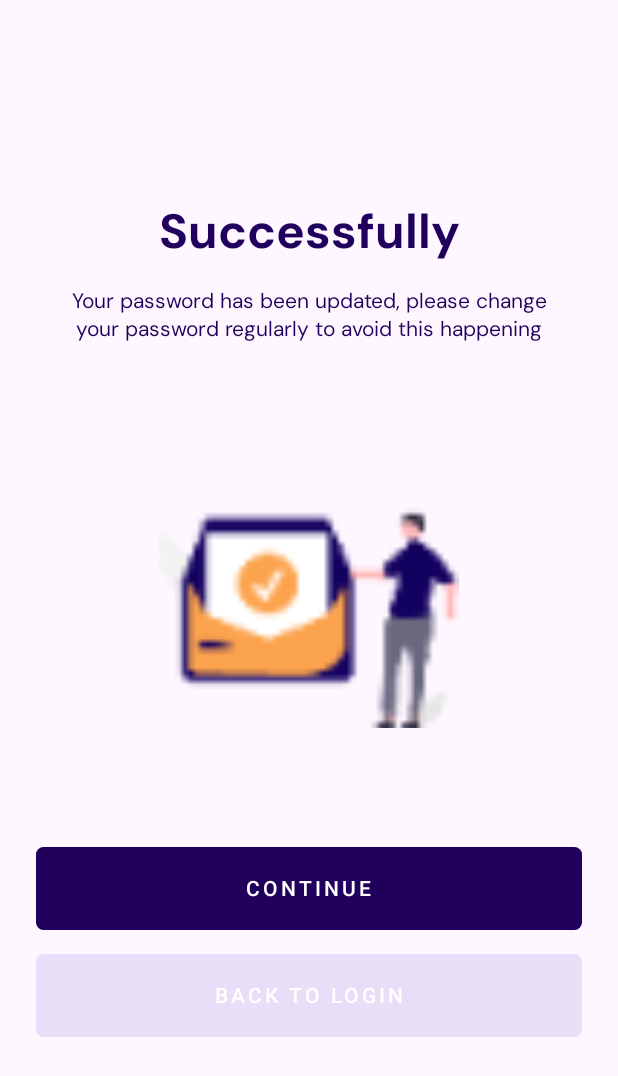
After one commit to anhtp22it/job-finder-android, an Android app built with Jetpack Compose: the Success screen opened through its navigation route, on a phone screen of 412 x 824 dp. The commit adds this screen. Shown: the top 1076 px of the screen. Run offline under Robolectric (Android 15) with nearby library versions, the light colour scheme and no system bars.

Commit message:
view: Success

```diff
--- a/app/src/main/java/com/tpanh/jobfinder/navigation/JobFinderNavigation.kt
+++ b/app/src/main/java/com/tpanh/jobfinder/navigation/JobFinderNavigation.kt
@@ -17,6 +17,7 @@ import com.tpanh.jobfinder.screens.LanguageScreen
 import com.tpanh.jobfinder.screens.Login
 import com.tpanh.jobfinder.screens.OnBoarding
 import com.tpanh.jobfinder.screens.SignUp
+import com.tpanh.jobfinder.screens.Success
 
 @Composable
 fun JobFinderNavigation(
@@ -63,6 +64,14 @@ fun JobFinderNavigation(
             )
         }
 
+        composable(JobFinderScreen.Success.name) {
+            Success(
+                navigateToLogin = {
+                    navController.navigate(JobFinderScreen.Login.name)
+                }
+            )
+        }
+
         composable(JobFinderScreen.AddEducation.name) {
             AddEducation()
         }
--- a/app/src/main/java/com/tpanh/jobfinder/navigation/JobFinderScreen.kt
+++ b/app/src/main/java/com/tpanh/jobfinder/navigation/JobFinderScreen.kt
@@ -5,6 +5,7 @@ enum class JobFinderScreen {
     Login,
     SignUp,
     ForgotPassword,
+    Success,
     Home,
     AddEducation,
     AddSkill,
--- /dev/null
+++ b/app/src/main/java/com/tpanh/jobfinder/screens/Success.kt
@@ -0,0 +1,105 @@
+package com.tpanh.jobfinder.screens
+
+import androidx.compose.foundation.Image
+import androidx.compose.foundation.layout.Arrangement
+import androidx.compose.foundation.layout.Column
+import androidx.compose.foundation.layout.Spacer
+import androidx.compose.foundation.layout.fillMaxSize
+import androidx.compose.foundation.layout.fillMaxWidth
+import androidx.compose.foundation.layout.height
+import androidx.compose.foundation.layout.padding
+import androidx.compose.foundation.layout.size
+import androidx.compose.foundation.shape.RoundedCornerShape
+import androidx.compose.material3.Button
+import androidx.compose.material3.ButtonDefaults
+import androidx.compose.material3.MaterialTheme
+import androidx.compose.material3.Surface
+import androidx.compose.material3.Text
+import androidx.compose.runtime.Composable
+import androidx.compose.ui.Alignment
+import androidx.compose.ui.Modifier
+import androidx.compose.ui.res.painterResource
+import androidx.compose.ui.text.font.FontWeight
+import androidx.compose.ui.text.style.TextAlign
+import androidx.compose.ui.tooling.preview.Preview
+import androidx.compose.ui.unit.dp
+import androidx.compose.ui.unit.sp
+import androidx.lifecycle.viewmodel.compose.viewModel
+import com.tpanh.jobfinder.R
+import com.tpanh.jobfinder.viewmodel.ForgotPasswordViewModel
+
+@Composable
+fun Success(
+    navigateToLogin: () -> Unit = { },
+    forgotPasswordViewModel: ForgotPasswordViewModel = viewModel()
+) {
+    Column(
+        modifier = Modifier
+            .fillMaxSize()
+            .padding(horizontal = 24.dp),
+        verticalArrangement = Arrangement.Center,
+        horizontalAlignment = Alignment.CenterHorizontally
+    ) {
+        Text(
+            text = "Successfully",
+            textAlign = TextAlign.Center,
+            fontSize = 32.sp,
+            color = MaterialTheme.colorScheme.onPrimaryContainer,
+            fontWeight = FontWeight.Bold,
+            modifier = Modifier.fillMaxWidth()
+        )
+        Spacer(modifier = Modifier.height(16.dp))
+        Text(
+            text = "Your password has been updated, please change your password regularly to avoid this happening",
+            textAlign = TextAlign.Center,
+            modifier = Modifier.padding(horizontal = 8.dp),
+            color = MaterialTheme.colorScheme.onPrimaryContainer,
+        )
+        Spacer(modifier = Modifier.height(72.dp))
+        Image(
+            painter = painterResource(id = R.drawable.success),
+            contentDescription = "success",
+            modifier = Modifier.size(200.dp)
+        )
+        Spacer(modifier = Modifier.height(64.dp))
+        Button(
+            modifier = Modifier
+                .fillMaxWidth()
+                .height(55.dp),
+            colors = ButtonDefaults.buttonColors(
+                containerColor = MaterialTheme.colorScheme.onPrimaryContainer,
+            ),
+            shape = RoundedCornerShape(5.dp),
+            onClick = { forgotPasswordViewModel.openYourEmail() }
+        ) {
+            Text(
+                text = "CONTINUE",
+                letterSpacing = 2.sp,
+            )
+        }
+        Spacer(modifier = Modifier.height(16.dp))
+        Button(
+            modifier = Modifier
+                .fillMaxWidth()
+                .height(55.dp),
+            colors = ButtonDefaults.buttonColors(
+                containerColor = MaterialTheme.colorScheme.secondaryContainer,
+            ),
+            shape = RoundedCornerShape(5.dp),
+            onClick = { navigateToLogin() }
+        ) {
+            Text(
+                text = "BACK TO LOGIN",
+                letterSpacing = 2.sp,
+            )
+        }
+    }
+}
+
+@Preview
+@Composable
+fun SuccessPreview() {
+    Surface {
+        Success()
+    }
+}
--- a/app/src/main/java/com/tpanh/jobfinder/viewmodel/ForgotPasswordViewModel.kt
+++ b/app/src/main/java/com/tpanh/jobfinder/viewmodel/ForgotPasswordViewModel.kt
@@ -19,4 +19,8 @@ class ForgotPasswordViewModel: ViewModel() {
     fun resetPassword() {
 
     }
+
+    fun openYourEmail() {
+
+    }
 }
```
Also changed, not shown: app/src/main/res/drawable-xxxhdpi/success.png (added), app/src/main/res/drawable-xxxhdpi/verify.png (added).
